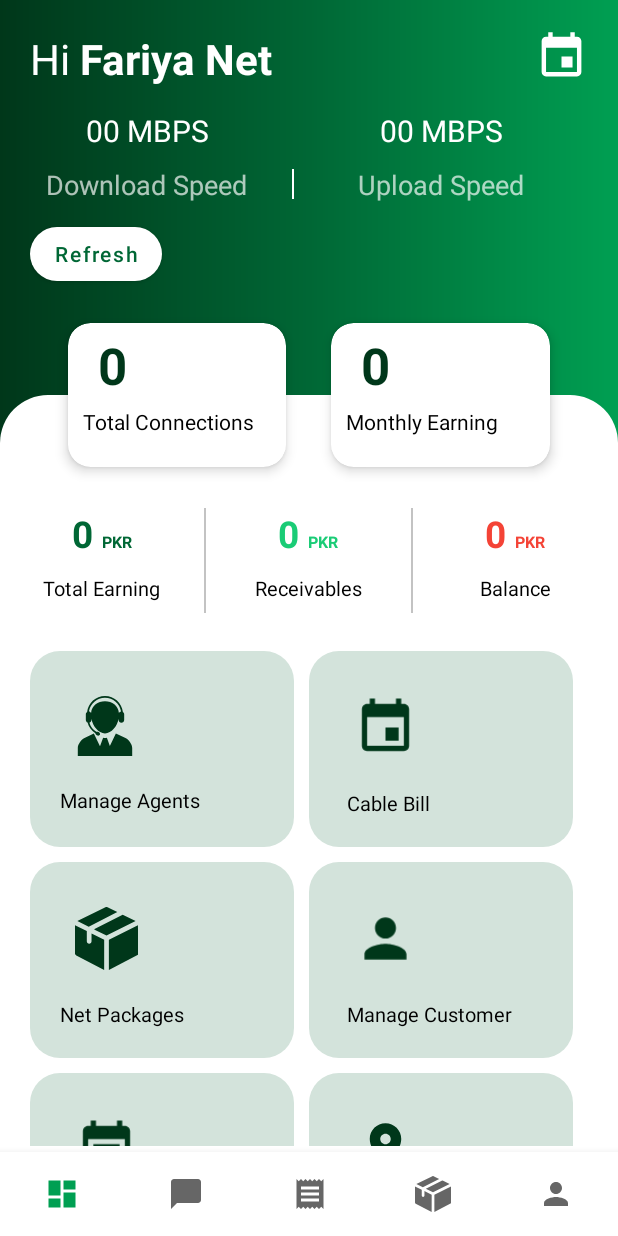
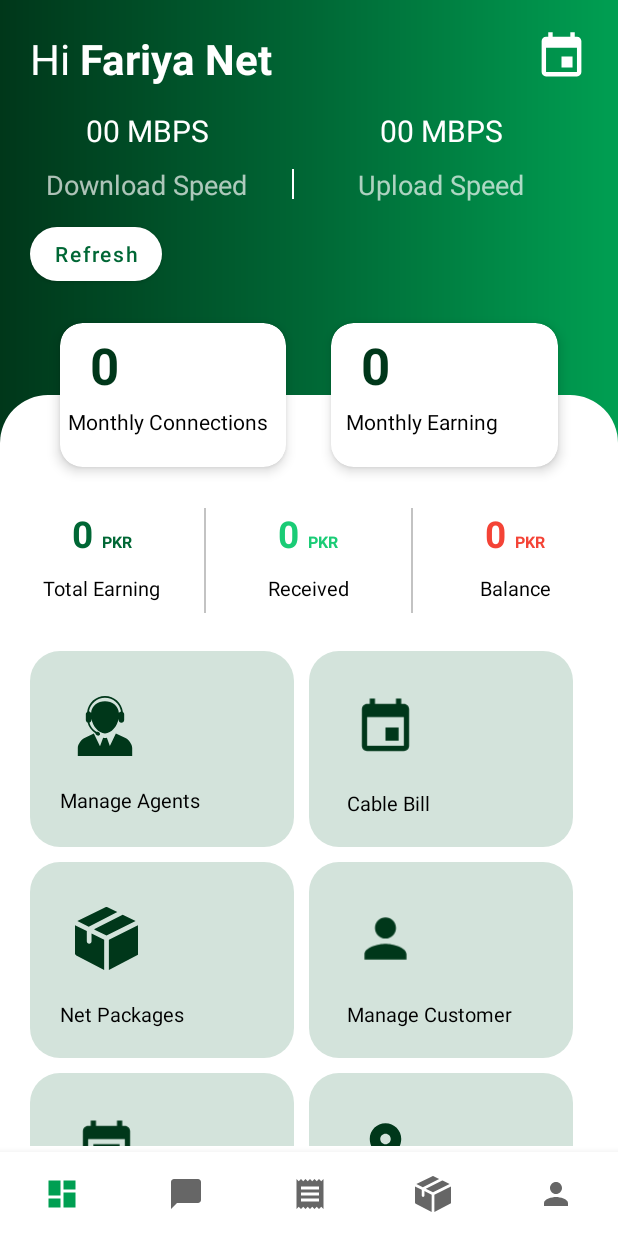
Before and after one commit to ShariqKhan96/CableNetAdmin, an Android app: the screen it shows after launch (Dashboard), on a phone screen of 412 x 824 dp. Run offline under Robolectric (Android 15) with nearby library versions, the phone set to English and light mode, and no system bars; our stand-ins replace navigation-ui.

Commit message:
6-3-2021 Dashboard

```diff
--- a/app/src/main/java/app/cabill/admin/model/Response.kt
+++ b/app/src/main/java/app/cabill/admin/model/Response.kt
@@ -2,6 +2,6 @@ package app.cabill.admin.model
 
 import java.sql.ClientInfoStatus
 
-class Response<T>(var data: T?, val message: String, val error: Boolean, var status: String) {
+class Response<T>(var data: T?, var message: String, var error: Boolean, var status: String) {
 
 }
--- a/app/src/main/java/app/cabill/admin/remote/API.kt
+++ b/app/src/main/java/app/cabill/admin/remote/API.kt
@@ -62,7 +62,7 @@ interface API {
     suspend fun getAreas(): Response<List<Area>>
 
     @GET("admin-profile")
-    suspend fun getProfile(): Response<Profile>
+    suspend fun getProfile(): retrofit2.Response<Response<Profile>>
 
     @GET("update")
     suspend fun updateProfile(): Response<Profile>
@@ -79,4 +79,7 @@ interface API {
     @GET("bills")
     suspend fun bills(): retrofit2.Response<Response<BillData>>
 
+    @GET("dashboard")
+    suspend fun dashboard(@Query("date") date: String): retrofit2.Response<Response<Dashboard>>
+
 }
--- a/app/src/main/java/app/cabill/admin/view/ui/bill/BillDetailActivity.kt
+++ b/app/src/main/java/app/cabill/admin/view/ui/bill/BillDetailActivity.kt
@@ -6,6 +6,7 @@ import android.widget.TextView
 import app.cabill.admin.R
 
 class BillDetailActivity : AppCompatActivity() {
+
     override fun onCreate(savedInstanceState: Bundle?) {
         super.onCreate(savedInstanceState)
         setContentView(R.layout.activity_bill_detail)
@@ -13,6 +14,5 @@ class BillDetailActivity : AppCompatActivity() {
         findViewById<TextView>(R.id.toolbarTv).setOnClickListener {
             finish()
         }
-
     }
 }
--- a/app/src/main/java/app/cabill/admin/view/ui/bill/CableTvBillFragment.kt
+++ b/app/src/main/java/app/cabill/admin/view/ui/bill/CableTvBillFragment.kt
@@ -74,12 +74,12 @@ class CableTvBillFragment : Fragment() {
         })
 
         viewModel.billListObserver().observe(viewLifecycleOwner, Observer {
-            if (!it!!.error) {
+            if (it != null) {
                 list.clear()
                 list.addAll(it.data?.cableBills!!)
                 adapater.notifyDataSetChanged()
             } else {
-                Utils.getInstance().showAlertDialog(requireContext(), it.message, "Error")
+                Utils.getInstance().showAlertDialog(requireContext(), it?.message, "Error")
             }
         })
     }
--- a/app/src/main/java/app/cabill/admin/view/ui/dashboard/DashboardFragment.kt
+++ b/app/src/main/java/app/cabill/admin/view/ui/dashboard/DashboardFragment.kt
@@ -1,5 +1,6 @@
 package app.cabill.admin.view.ui.dashboard
 
+import android.app.DatePickerDialog
 import android.content.Intent
 import android.os.Bundle
 import android.text.SpannableString
@@ -12,19 +13,23 @@ import android.view.View
 import android.view.ViewGroup
 import androidx.fragment.app.Fragment
 import androidx.lifecycle.ViewModelProvider
-import app.cabill.admin.R
 import app.cabill.admin.databinding.FragmentDashboardBinding
+import app.cabill.admin.util.MonthYearPickerDialog
+import app.cabill.admin.util.Utils
 import app.cabill.admin.view.Dashboard
 import app.cabill.admin.view.ui.agent.AgentListActivity
 import app.cabill.admin.view.ui.area.AreaLocalityListActivity
 import app.cabill.admin.view.ui.complaint.ComplaintListActivity
 import app.cabill.admin.view.ui.customer.CustomerListActivity
+import java.util.*
 
 
 class DashboardFragment : Fragment() {
 
     private lateinit var dashboardViewModel: DashboardViewModel
+    private lateinit var date: String
     private lateinit var binding: FragmentDashboardBinding
+    private lateinit var viewModel: DashboardViewModel
 
     override fun onCreateView(
         inflater: LayoutInflater,
@@ -34,13 +39,22 @@ class DashboardFragment : Fragment() {
         dashboardViewModel =
             ViewModelProvider(this).get(DashboardViewModel::class.java)
         binding = FragmentDashboardBinding.inflate(inflater, container, false)
+        initViewModel()
         //val root = inflater.inflate(R.layout.fragment_dashboard, container, false)
         binding.totalEarningTv.text = tvTransform("0", "PKR")
         binding.receivableTv.text = tvTransform("0", "PKR")
         binding.balanceTv.text = tvTransform("0", "PKR")
+        date = Calendar.getInstance().get(Calendar.YEAR).toString() + "-" + Calendar.getInstance()
+            .get(Calendar.MONTH).toString() + "-" + Calendar.getInstance()
+            .get(Calendar.DAY_OF_MONTH).toString()
+        Log.e("Date", date)
 
         binding.calendarIv.setOnClickListener {
-
+            val pd = MonthYearPickerDialog()
+            pd.setListener(DatePickerDialog.OnDateSetListener { datePicker, i, i2, i3 ->
+                viewModel.dashboard(i.toString() + "-" + (i2 + 1).toString() + "-" + i3)
+            })
+            pd.show(parentFragmentManager, "MonthYearPickerDialog")
         }
 
         binding.manageCustomer.setOnClickListener {
@@ -77,6 +91,25 @@ class DashboardFragment : Fragment() {
         return binding.root
     }
 
+    private fun initViewModel() {
+        viewModel = ViewModelProvider(this)
+            .get(DashboardViewModel::class.java)
+        viewModel.loadingObserver().observe(viewLifecycleOwner, androidx.lifecycle.Observer {
+            if (it)
+                Utils.getInstance().showLoader(requireContext(), "Please wait...")
+            else Utils.getInstance().dismissLoader()
+        })
+        viewModel.dashboardDataObserver().observe(viewLifecycleOwner, androidx.lifecycle.Observer {
+            if (it != null) {
+                binding.totalConnection.setText(it.monthlyConnections.toString())
+                binding.monthlyEarning.setText(it.monthlyEarnings.toString())
+                binding.totalEarningTv.setText(it.totalEarnings.toString())
+                binding.receivableTv.setText(it.monthlyReceived.toString())
+                binding.balanceTv.setText(it.monthlyReceivables.toString())
+            }
+        })
+    }
+
     private fun tvTransform(text1: String, text2: String): CharSequence {
         val span1 = SpannableString(text1)
         span1.setSpan(AbsoluteSizeSpan(37), 0, text1.length, SPAN_INCLUSIVE_INCLUSIVE)
--- a/app/src/main/java/app/cabill/admin/view/ui/dashboard/DashboardViewModel.kt
+++ b/app/src/main/java/app/cabill/admin/view/ui/dashboard/DashboardViewModel.kt
@@ -3,11 +3,32 @@ package app.cabill.admin.view.ui.dashboard
 import androidx.lifecycle.LiveData
 import androidx.lifecycle.MutableLiveData
 import androidx.lifecycle.ViewModel
+import androidx.lifecycle.viewModelScope
+import app.cabill.admin.model.Dashboard
+import kotlinx.coroutines.Dispatchers
+import kotlinx.coroutines.launch
 
 class DashboardViewModel : ViewModel() {
 
-    private val _text = MutableLiveData<String>().apply {
-        value = "This is dashboard Fragment"
+    private val loading = MutableLiveData<Boolean>()
+    fun loadingObserver(): MutableLiveData<Boolean> {
+        return loading
     }
-    val text: LiveData<String> = _text
+
+    private val dashboardData: MutableLiveData<Dashboard> = MutableLiveData()
+    fun dashboardDataObserver(): MutableLiveData<Dashboard> {
+        return dashboardData
+    }
+
+    fun dashboard(date: String) {
+        viewModelScope.launch(Dispatchers.IO) {
+            loading.postValue(true)
+            val response = DashboardRepository().dashboard(date)
+            if (response.isSuccessful) {
+                if (!response.body()?.error!!) {
+                    dashboardData.postValue(response.body()?.data)
+                } else dashboardData.postValue(null)
+            } else dashboardData.postValue(null)
+        }
+    }
 }
--- a/app/src/main/java/app/cabill/admin/view/ui/profile/ProfileFragment.kt
+++ b/app/src/main/java/app/cabill/admin/view/ui/profile/ProfileFragment.kt
@@ -52,6 +52,7 @@ class ProfileFragment : Fragment() {
             return fragment1
         }
     }
+
     class ChangePasswordFragment : Fragment() {
 
         lateinit var binding: FragmentChangePasswordBinding
@@ -92,7 +93,7 @@ class ProfileFragment : Fragment() {
                 else Utils.getInstance().dismissLoader()
             })
             viewModel.getProfileObserver().observe(viewLifecycleOwner, Observer {
-                if (!it.error) {
+                if (it != null) {
 
                     binding.ownerEmailEdt.setText(it.data?.email)
                     binding.address.setText(it.data?.address.toString())
--- a/app/src/main/java/app/cabill/admin/view/ui/profile/ProfileRepository.kt
+++ b/app/src/main/java/app/cabill/admin/view/ui/profile/ProfileRepository.kt
@@ -5,7 +5,7 @@ import app.cabill.admin.model.Response
 import app.cabill.admin.remote.RetrofitInstance
 
 class ProfileRepository {
-    suspend fun getProfile(): Response<Profile> {
+    suspend fun getProfile(): retrofit2.Response<Response<Profile>> {
         return RetrofitInstance.client().getProfile()
     }
 }
--- a/app/src/main/res/layout/fragment_dashboard.xml
+++ b/app/src/main/res/layout/fragment_dashboard.xml
@@ -133,8 +133,8 @@
         android:layout_width="match_parent"
         android:layout_height="wrap_content"
         android:layout_below="@id/container2"
-        android:layout_marginStart="35dp"
-        android:layout_marginEnd="35dp"
+        android:layout_marginStart="30dp"
+        android:layout_marginEnd="30dp"
 
         android:orientation="horizontal"
         android:weightSum="2">
@@ -155,6 +155,7 @@
                 android:orientation="vertical">
 
                 <TextView
+                    android:id="@+id/total_connection"
                     android:layout_width="wrap_content"
                     android:layout_height="wrap_content"
                     android:layout_marginStart="20dp"
@@ -169,9 +170,9 @@
                 <TextView
                     android:layout_width="wrap_content"
                     android:layout_height="wrap_content"
-                    android:layout_marginStart="10dp"
+                    android:layout_marginStart="5dp"
                     android:layout_marginTop="5dp"
-                    android:text="Total Connections"
+                    android:text="Monthly Connections"
                     android:textColor="@color/black"
                     android:textSize="14sp">
 
@@ -199,6 +200,7 @@
                     android:layout_marginStart="20dp"
                     android:layout_marginTop="5dp"
                     android:text="0"
+                    android:id="@+id/monthly_earning"
                     android:textColor="@color/colorPrimaryDark"
                     android:textSize="34sp"
                     android:textStyle="bold">
@@ -283,7 +285,7 @@
                 android:layout_height="wrap_content"
                 android:layout_gravity="center"
                 android:layout_marginTop="10dp"
-                android:text="Receivables"
+                android:text="Received"
                 android:textColor="@color/black"
                 android:textSize="13sp" />
 
```
Also changed, not shown: app/src/main/java/app/cabill/admin/model/Dashboard.kt (added, +17 -0 lines), app/src/main/java/app/cabill/admin/util/MonthYearPickerDialog.java (added, +63 -0 lines), app/src/main/java/app/cabill/admin/util/Utils.java (+8 -0 lines), app/src/main/java/app/cabill/admin/view/ui/bill/BillViewModel.kt (+5 -3 lines), app/src/main/java/app/cabill/admin/view/ui/bill/InternetBillFragment.kt (+7 -7 lines), app/src/main/java/app/cabill/admin/view/ui/dashboard/DashboardRepository.kt (added, +11 -0 lines), app/src/main/java/app/cabill/admin/view/ui/profile/ProfileViewModel.kt (+7 -1 lines), app/src/main/res/layout/month_year_dialog.xml (added, +30 -0 lines).
